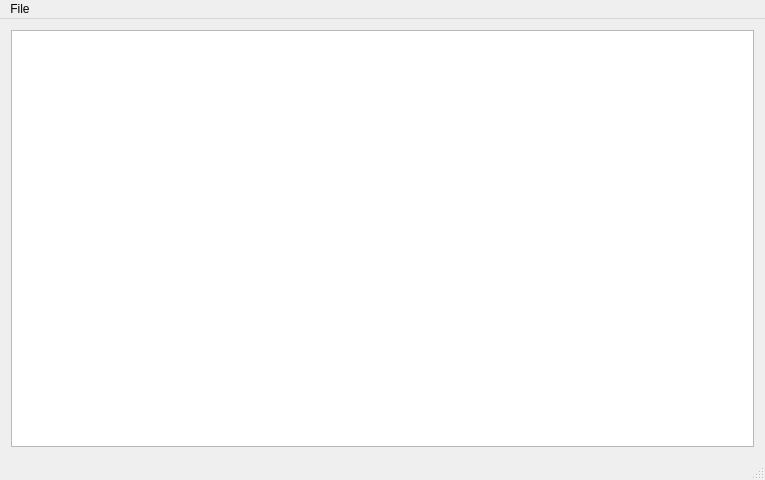
Prygoon/Diploma, file mainwindow.ui: the form before one commit.
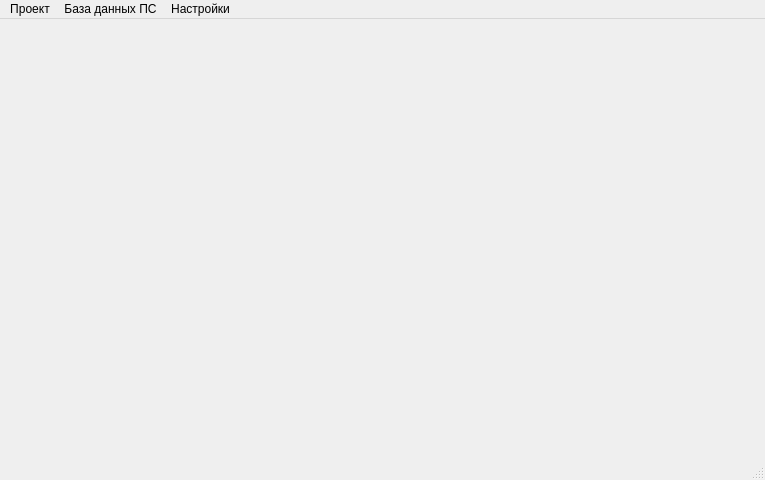
The form after the commit. Icons and pictures are not drawn.

Commit message: Railcar table model window implemented

Patch:
```diff
--- a/mainwindow.ui
+++ b/mainwindow.ui
@@ -26,21 +26,7 @@
      <verstretch>0</verstretch>
     </sizepolicy>
    </property>
-   <layout class="QGridLayout" name="gridLayout">
-    <item row="0" column="0">
-     <widget class="QTableView" name="tableView">
-      <property name="sizePolicy">
-       <sizepolicy hsizetype="Expanding" vsizetype="Expanding">
-        <horstretch>0</horstretch>
-        <verstretch>0</verstretch>
-       </sizepolicy>
-      </property>
-      <property name="sizeAdjustPolicy">
-       <enum>QAbstractScrollArea::AdjustToContents</enum>
-      </property>
-     </widget>
-    </item>
-   </layout>
+   <layout class="QGridLayout" name="gridLayout"/>
   </widget>
   <widget class="QMenuBar" name="menuBar">
    <property name="enabled">
@@ -56,13 +42,27 @@
    </property>
    <widget class="QMenu" name="menuFile">
     <property name="title">
-     <string>File</string>
+     <string>Проект</string>
     </property>
     <addaction name="actionNew"/>
     <addaction name="separator"/>
-    <addaction name="actionClose"/>
+    <addaction name="action_close"/>
+   </widget>
+   <widget class="QMenu" name="menu_db">
+    <property name="title">
+     <string>База данных ПС</string>
+    </property>
+    <addaction name="action_loco"/>
+    <addaction name="railcars"/>
+   </widget>
+   <widget class="QMenu" name="menu">
+    <property name="title">
+     <string>Настройки</string>
+    </property>
    </widget>
    <addaction name="menuFile"/>
+   <addaction name="menu_db"/>
+   <addaction name="menu"/>
   </widget>
   <widget class="QStatusBar" name="statusBar"/>
   <action name="actionFile">
```
Left out of the diff: 61 changed lines with no effect on the pictures. The commit also changes 35 other files.
